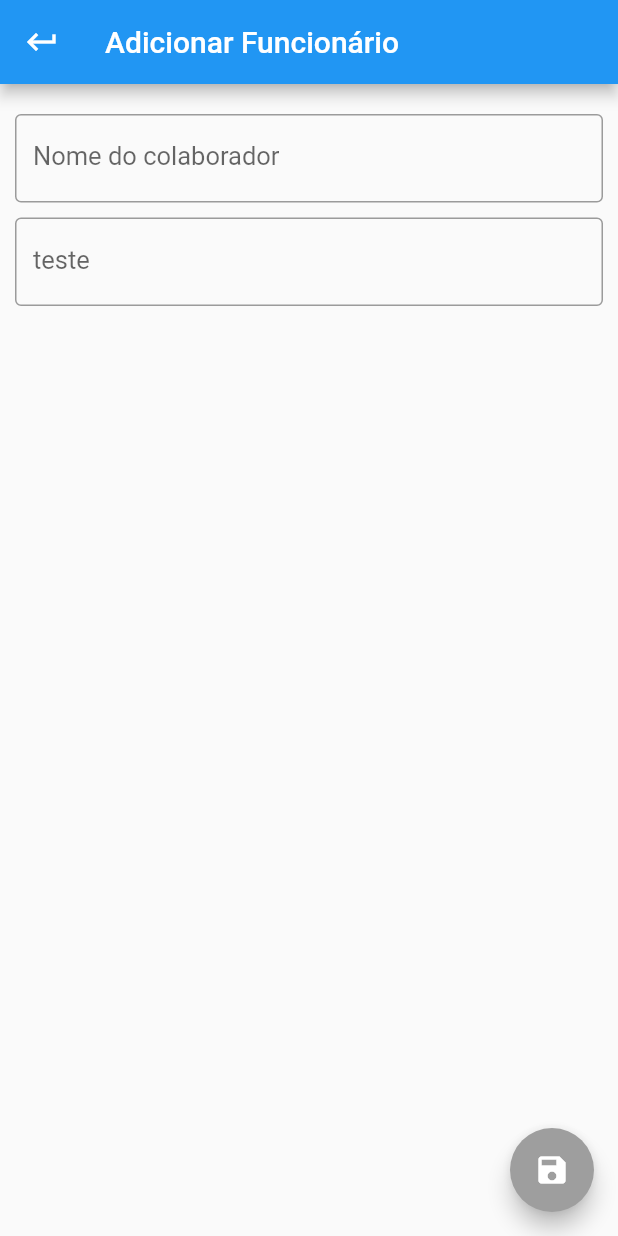
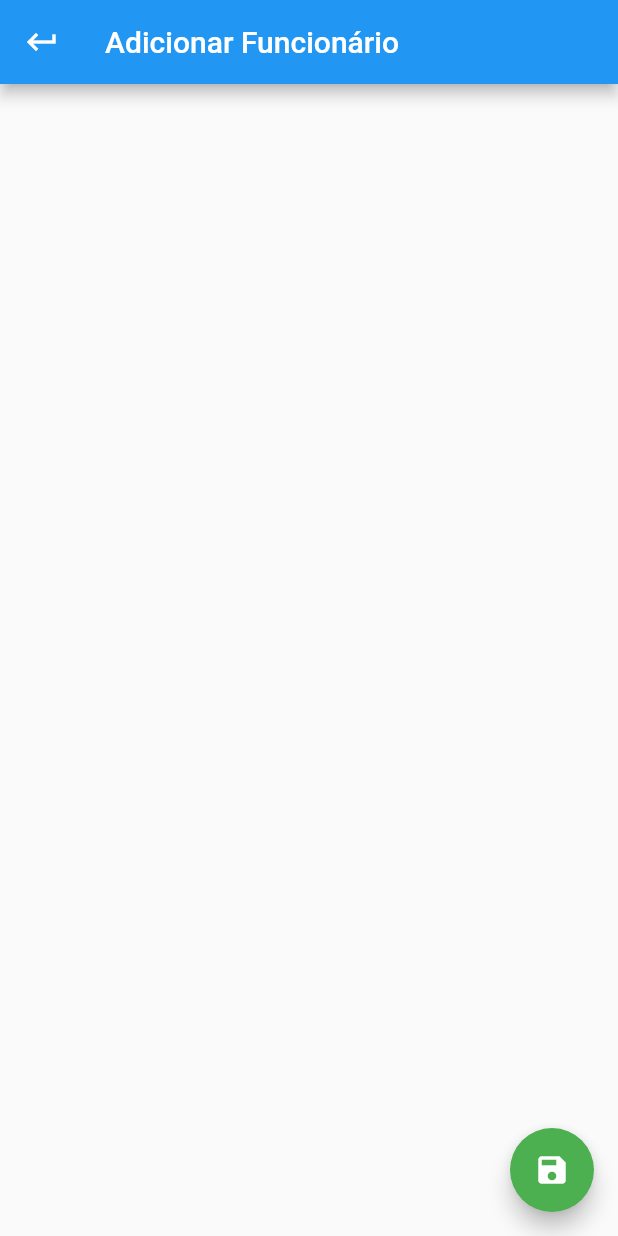
Before and after one commit to Nirayuki/eletronic_point, a Flutter app: the screen it shows after launch, after a tap on the "announcement" icon, on a phone screen of 412 x 824 dp. Run offline on Flutter 3.47's test engine with Material 2 defaults, Android fonts, the light colour scheme and no system bars.

Commit message:
Update 1.0
Update 1.0

```diff
--- a/lib/Model/MainModel.dart
+++ b/lib/Model/MainModel.dart
@@ -2,4 +2,7 @@ import 'package:flutter/material.dart';
 
 class MainModel extends ChangeNotifier {
   static MainModel instance = MainModel();
+
+  int TempoEntrada = 0;
+  int TempoSaida = 0;
 }
--- a/lib/Pages/AddEmployeeView.dart
+++ b/lib/Pages/AddEmployeeView.dart
@@ -1,14 +1,16 @@
 import 'package:eletronic_point/Model/MainModel.dart';
+import 'package:eletronic_point/Pages/HomePage.dart';
 import 'package:flutter/material.dart';
-
+import 'HomePage.dart';
 class AddEmployeeView extends StatefulWidget {
-  const AddEmployeeView({Key? key}) : super(key: key);
-
+  final TempoEntrada;
+  const AddEmployeeView({Key? key, this.TempoEntrada}) : super(key: key);
   @override
   State<AddEmployeeView> createState() => _AddEmployeeViewState();
 }
 
 class _AddEmployeeViewState extends State<AddEmployeeView> {
+
   @override
   Widget build(BuildContext context) {
     return MaterialApp(
@@ -35,32 +37,18 @@ class _AddEmployeeViewState extends State<AddEmployeeView> {
             padding: const EdgeInsets.only(top: 20, left: 10, right: 10),
             child: Column(
               children: [
-                TextField(
-                  onChanged: (String text) {},
-                  decoration: InputDecoration(
-                    hintText: "Digite o nome aqui",
-                    labelText: "Nome do colaborador",
-                    labelStyle: TextStyle(fontSize: 17),
-                    border: OutlineInputBorder(),
-                  ),
-                ),
                 Container(
                   height: 10,
                 ),
-                TextField(
-                  decoration: InputDecoration(
-                    hintText: "Teste",
-                    labelText: "teste",
-                    labelStyle: TextStyle(fontSize: 17),
-                    border: OutlineInputBorder(),
-                  ),
-                ),
+
               ],
             ),
           ),
           floatingActionButton: FloatingActionButton(
-            backgroundColor: Colors.grey,
-            onPressed: () {},
+            backgroundColor: Colors.green,
+            onPressed: () {
+              print(MainModel.instance.TempoEntrada);
+            },
             child: Icon(Icons.save),
           ),
         ));
```
Also changed, not shown: lib/Pages/HomePage.dart (+16 -4 lines).
